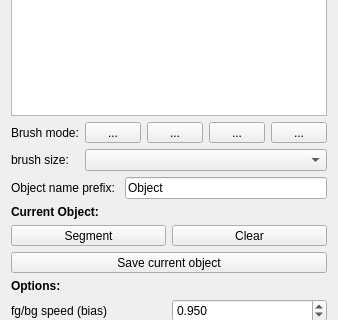
Qt form ilastik/workflows/carving/carvingDrawer.ui (ilastik/ilastik) before a commit; both pictures show x 0 to 338 and y 107 to 427 of the 338 by 766 pixel window.
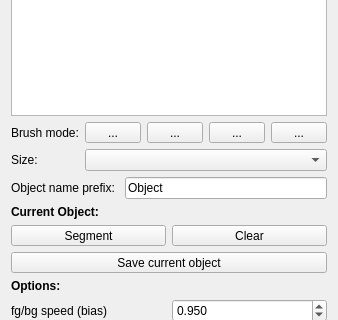
The same form after that commit. Icons and pictures are not drawn. Custom widgets are drawn as their Qt base class.

Commit message: Use brushSizeCaption from .ui files

Diff of the .ui file:
```diff
--- a/ilastik/workflows/carving/carvingDrawer.ui
+++ b/ilastik/workflows/carving/carvingDrawer.ui
@@ -96,7 +96,7 @@
      <item row="1" column="0">
       <widget class="QLabel" name="brushSizeCaption">
        <property name="text">
-        <string>brush size:</string>
+        <string>Size:</string>
        </property>
       </widget>
      </item>
```
The commit also changes 8 other files.
